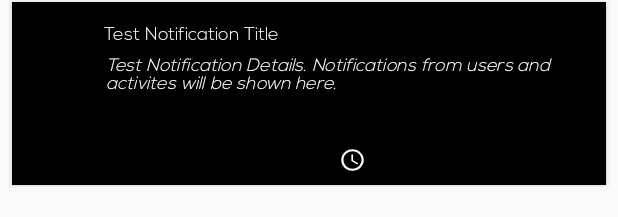
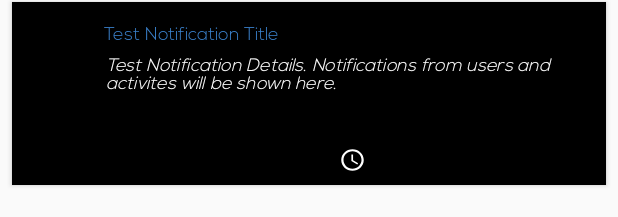
Before and after one commit to CyberBismo/Skybyn-APK, an Android app: the layout display_notifications.xml on its own in the app's theme, with its tools: preview values and no code run, on a phone screen of 412 x 824 dp. Shown: the top 217 px of the screen. Run offline under Robolectric (Android 15) with nearby library versions, the phone set to English and light mode, and no system bars; plain views replace CircularImageView; network calls fail.

Commit message:
Minor changes to Display Notification layout + Side Navigation

```diff
--- a/app/src/main/res/layout/activity_front_page.xml
+++ b/app/src/main/res/layout/activity_front_page.xml
@@ -133,7 +133,7 @@
 
         android:layout_width="wrap_content"
 
-        android:layout_height="660dp"
+        android:layout_height="match_parent"
 
         android:layout_gravity="start"
 
--- a/app/src/main/res/layout/display_notifications.xml
+++ b/app/src/main/res/layout/display_notifications.xml
@@ -54,7 +54,7 @@
                 android:gravity="center_vertical"
                 android:paddingStart="5dp"
                 android:text="@string/test_notification_title"
-                android:textColor="@color/white"
+                android:textColor="@color/light_main_colour"
                 android:textColorHint="@color/white"
                 android:textSize="12sp"
                 app:layout_constraintBottom_toTopOf="@+id/lblNotificationContent"
```
